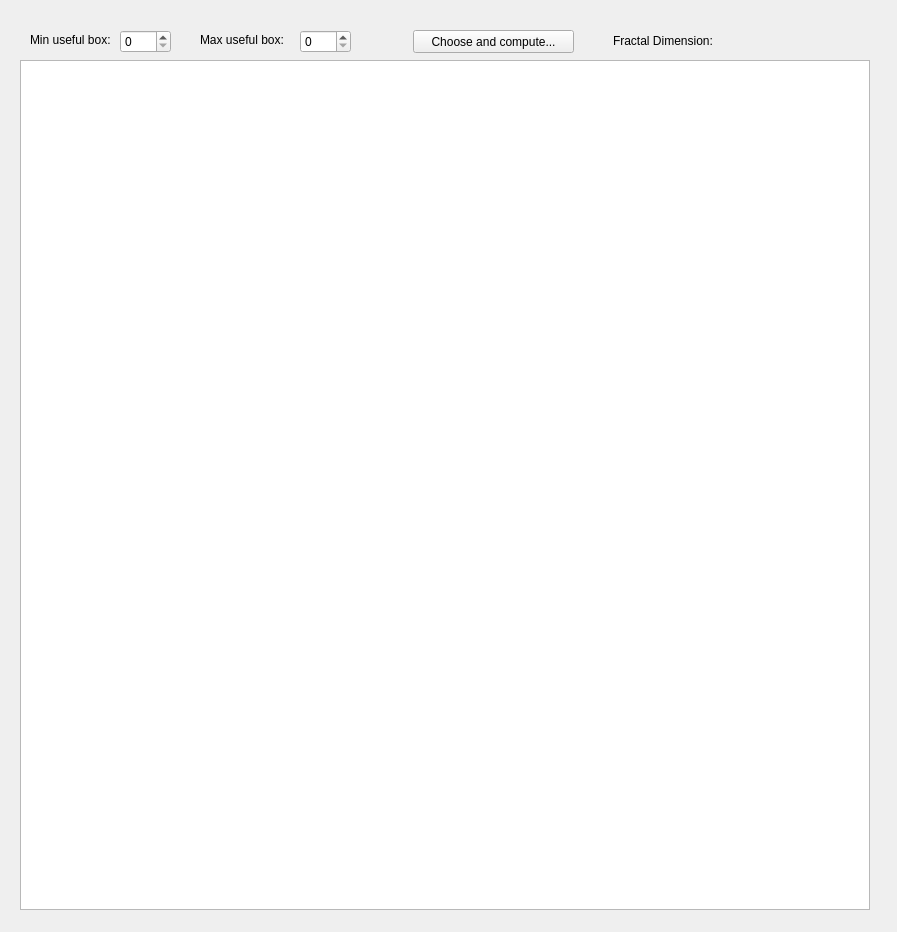
This is src/gui/fractaldimensionwindow.ui in borisbordeaux/Auto_Frac as Qt 5 draws it before an edit. The edited form follows.
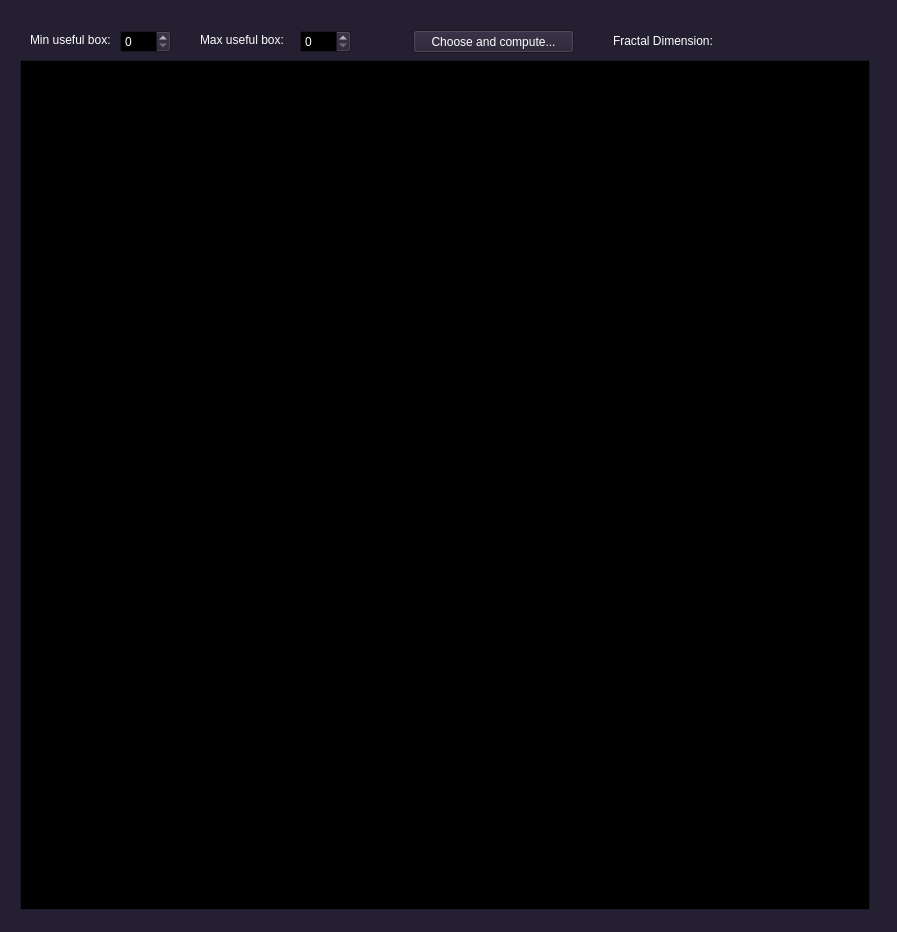
This is the edited form.

Commit message: Added Auto Sub 2D Window

```diff
--- a/src/gui/fractaldimensionwindow.ui
+++ b/src/gui/fractaldimensionwindow.ui
@@ -10,6 +10,448 @@
     <height>932</height>
    </rect>
   </property>
+  <property name="palette">
+   <palette>
+    <active>
+     <colorrole role="WindowText">
+      <brush brushstyle="SolidPattern">
+       <color alpha="255">
+        <red>255</red>
+        <green>255</green>
+        <blue>255</blue>
+       </color>
+      </brush>
+     </colorrole>
+     <colorrole role="Button">
+      <brush brushstyle="SolidPattern">
+       <color alpha="255">
+        <red>36</red>
+        <green>31</green>
+        <blue>49</blue>
+       </color>
+      </brush>
+     </colorrole>
+     <colorrole role="Light">
+      <brush brushstyle="SolidPattern">
+       <color alpha="255">
+        <red>54</red>
+        <green>46</green>
+        <blue>73</blue>
+       </color>
+      </brush>
+     </colorrole>
+     <colorrole role="Midlight">
+      <brush brushstyle="SolidPattern">
+       <color alpha="255">
+        <red>45</red>
+        <green>38</green>
+        <blue>61</blue>
+       </color>
+      </brush>
+     </colorrole>
+     <colorrole role="Dark">
+      <brush brushstyle="SolidPattern">
+       <color alpha="255">
+        <red>18</red>
+        <green>15</green>
+        <blue>24</blue>
+       </color>
+      </brush>
+     </colorrole>
+     <colorrole role="Mid">
+      <brush brushstyle="SolidPattern">
+       <color alpha="255">
+        <red>24</red>
+        <green>21</green>
+        <blue>33</blue>
+       </color>
+      </brush>
+     </colorrole>
+     <colorrole role="Text">
+      <brush brushstyle="SolidPattern">
+       <color alpha="255">
+        <red>255</red>
+        <green>255</green>
+        <blue>255</blue>
+       </color>
+      </brush>
+     </colorrole>
+     <colorrole role="BrightText">
+      <brush brushstyle="SolidPattern">
+       <color alpha="255">
+        <red>255</red>
+        <green>255</green>
+        <blue>255</blue>
+       </color>
+      </brush>
+     </colorrole>
+     <colorrole role="ButtonText">
+      <brush brushstyle="SolidPattern">
+       <color alpha="255">
+        <red>255</red>
+        <green>255</green>
+        <blue>255</blue>
+       </color>
+      </brush>
+     </colorrole>
+     <colorrole role="Base">
+      <brush brushstyle="SolidPattern">
+       <color alpha="255">
+        <red>0</red>
+        <green>0</green>
+        <blue>0</blue>
+       </color>
+      </brush>
+     </colorrole>
+     <colorrole role="Window">
+      <brush brushstyle="SolidPattern">
+       <color alpha="255">
+        <red>36</red>
+        <green>31</green>
+        <blue>49</blue>
+       </color>
+      </brush>
+     </colorrole>
+     <colorrole role="Shadow">
+      <brush brushstyle="SolidPattern">
+       <color alpha="255">
+        <red>0</red>
+        <green>0</green>
+        <blue>0</blue>
+       </color>
+      </brush>
+     </colorrole>
+     <colorrole role="AlternateBase">
+      <brush brushstyle="SolidPattern">
+       <color alpha="255">
+        <red>18</red>
+        <green>15</green>
+        <blue>24</blue>
+       </color>
+      </brush>
+     </colorrole>
+     <colorrole role="ToolTipBase">
+      <brush brushstyle="SolidPattern">
+       <color alpha="255">
+        <red>255</red>
+        <green>255</green>
+        <blue>220</blue>
+       </color>
+      </brush>
+     </colorrole>
+     <colorrole role="ToolTipText">
+      <brush brushstyle="SolidPattern">
+       <color alpha="255">
+        <red>0</red>
+        <green>0</green>
+        <blue>0</blue>
+       </color>
+      </brush>
+     </colorrole>
+     <colorrole role="PlaceholderText">
+      <brush brushstyle="SolidPattern">
+       <color alpha="127">
+        <red>255</red>
+        <green>255</green>
+        <blue>255</blue>
+       </color>
+      </brush>
+     </colorrole>
+    </active>
+    <inactive>
+     <colorrole role="WindowText">
+      <brush brushstyle="SolidPattern">
+       <color alpha="255">
+        <red>255</red>
+        <green>255</green>
+        <blue>255</blue>
+       </color>
+      </brush>
+     </colorrole>
+     <colorrole role="Button">
+      <brush brushstyle="SolidPattern">
+       <color alpha="255">
+        <red>36</red>
+        <green>31</green>
+        <blue>49</blue>
+       </color>
+      </brush>
+     </colorrole>
+     <colorrole role="Light">
+      <brush brushstyle="SolidPattern">
+       <color alpha="255">
+        <red>54</red>
+        <green>46</green>
+        <blue>73</blue>
+       </color>
+      </brush>
+     </colorrole>
+     <colorrole role="Midlight">
+      <brush brushstyle="SolidPattern">
+       <color alpha="255">
+        <red>45</red>
+        <green>38</green>
+        <blue>61</blue>
+       </color>
+      </brush>
+     </colorrole>
+     <colorrole role="Dark">
+      <brush brushstyle="SolidPattern">
+       <color alpha="255">
+        <red>18</red>
+        <green>15</green>
+        <blue>24</blue>
+       </color>
+      </brush>
+     </colorrole>
+     <colorrole role="Mid">
+      <brush brushstyle="SolidPattern">
+       <color alpha="255">
+        <red>24</red>
+        <green>21</green>
+        <blue>33</blue>
+       </color>
+      </brush>
+     </colorrole>
+     <colorrole role="Text">
+      <brush brushstyle="SolidPattern">
+       <color alpha="255">
+        <red>255</red>
+        <green>255</green>
+        <blue>255</blue>
+       </color>
+      </brush>
+     </colorrole>
+     <colorrole role="BrightText">
+      <brush brushstyle="SolidPattern">
+       <color alpha="255">
+        <red>255</red>
+        <green>255</green>
+        <blue>255</blue>
+       </color>
+      </brush>
+     </colorrole>
+     <colorrole role="ButtonText">
+      <brush brushstyle="SolidPattern">
+       <color alpha="255">
+        <red>255</red>
+        <green>255</green>
+        <blue>255</blue>
+       </color>
+      </brush>
+     </colorrole>
+     <colorrole role="Base">
+      <brush brushstyle="SolidPattern">
+       <color alpha="255">
+        <red>0</red>
+        <green>0</green>
+        <blue>0</blue>
+       </color>
+      </brush>
+     </colorrole>
+     <colorrole role="Window">
+      <brush brushstyle="SolidPattern">
+       <color alpha="255">
+        <red>36</red>
+        <green>31</green>
+        <blue>49</blue>
+       </color>
+      </brush>
+     </colorrole>
+     <colorrole role="Shadow">
+      <brush brushstyle="SolidPattern">
+       <color alpha="255">
+        <red>0</red>
+        <green>0</green>
+        <blue>0</blue>
+       </color>
+      </brush>
+     </colorrole>
+     <colorrole role="AlternateBase">
+      <brush brushstyle="SolidPattern">
+       <color alpha="255">
+        <red>18</red>
+        <green>15</green>
+        <blue>24</blue>
+       </color>
+      </brush>
+     </colorrole>
+     <colorrole role="ToolTipBase">
+      <brush brushstyle="SolidPattern">
+       <color alpha="255">
+        <red>255</red>
+        <green>255</green>
+        <blue>220</blue>
+       </color>
+      </brush>
+     </colorrole>
+     <colorrole role="ToolTipText">
+      <brush brushstyle="SolidPattern">
+       <color alpha="255">
+        <red>0</red>
+        <green>0</green>
+        <blue>0</blue>
+       </color>
+      </brush>
+     </colorrole>
+     <colorrole role="PlaceholderText">
+      <brush brushstyle="SolidPattern">
+       <color alpha="127">
+        <red>255</red>
+        <green>255</green>
+        <blue>255</blue>
+       </color>
+      </brush>
+     </colorrole>
+    </inactive>
+    <disabled>
+     <colorrole role="WindowText">
+      <brush brushstyle="SolidPattern">
+       <color alpha="255">
+        <red>18</red>
+        <green>15</green>
+        <blue>24</blue>
+       </color>
+      </brush>
+     </colorrole>
+     <colorrole role="Button">
+      <brush brushstyle="SolidPattern">
+       <color alpha="255">
+        <red>36</red>
+        <green>31</green>
+        <blue>49</blue>
+       </color>
+      </brush>
+     </colorrole>
+     <colorrole role="Light">
+      <brush brushstyle="SolidPattern">
+       <color alpha="255">
+        <red>54</red>
+        <green>46</green>
+        <blue>73</blue>
+       </color>
+      </brush>
+     </colorrole>
+     <colorrole role="Midlight">
+      <brush brushstyle="SolidPattern">
+       <color alpha="255">
+        <red>45</red>
+        <green>38</green>
+        <blue>61</blue>
+       </color>
+      </brush>
+     </colorrole>
+     <colorrole role="Dark">
+      <brush brushstyle="SolidPattern">
+       <color alpha="255">
+        <red>18</red>
+        <green>15</green>
+        <blue>24</blue>
+       </color>
+      </brush>
+     </colorrole>
+     <colorrole role="Mid">
+      <brush brushstyle="SolidPattern">
+       <color alpha="255">
+        <red>24</red>
+        <green>21</green>
+        <blue>33</blue>
+       </color>
+      </brush>
+     </colorrole>
+     <colorrole role="Text">
+      <brush brushstyle="SolidPattern">
+       <color alpha="255">
+        <red>18</red>
+        <green>15</green>
+        <blue>24</blue>
+       </color>
+      </brush>
+     </colorrole>
+     <colorrole role="BrightText">
+      <brush brushstyle="SolidPattern">
+       <color alpha="255">
+        <red>255</red>
+        <green>255</green>
+        <blue>255</blue>
+       </color>
+      </brush>
+     </colorrole>
+     <colorrole role="ButtonText">
+      <brush brushstyle="SolidPattern">
+       <color alpha="255">
+        <red>18</red>
+        <green>15</green>
+        <blue>24</blue>
+       </color>
+      </brush>
+     </colorrole>
+     <colorrole role="Base">
+      <brush brushstyle="SolidPattern">
+       <color alpha="255">
+        <red>36</red>
+        <green>31</green>
+        <blue>49</blue>
+       </color>
+      </brush>
+     </colorrole>
+     <colorrole role="Window">
+      <brush brushstyle="SolidPattern">
+       <color alpha="255">
+        <red>36</red>
+        <green>31</green>
+        <blue>49</blue>
+       </color>
+      </brush>
+     </colorrole>
+     <colorrole role="Shadow">
+      <brush brushstyle="SolidPattern">
+       <color alpha="255">
+        <red>0</red>
+        <green>0</green>
+        <blue>0</blue>
+       </color>
+      </brush>
+     </colorrole>
+     <colorrole role="AlternateBase">
+      <brush brushstyle="SolidPattern">
+       <color alpha="255">
+        <red>36</red>
+        <green>31</green>
+        <blue>49</blue>
+       </color>
+      </brush>
+     </colorrole>
+     <colorrole role="ToolTipBase">
+      <brush brushstyle="SolidPattern">
+       <color alpha="255">
+        <red>255</red>
+        <green>255</green>
+        <blue>220</blue>
+       </color>
+      </brush>
+     </colorrole>
+     <colorrole role="ToolTipText">
+      <brush brushstyle="SolidPattern">
+       <color alpha="255">
+        <red>0</red>
+        <green>0</green>
+        <blue>0</blue>
+       </color>
+      </brush>
+     </colorrole>
+     <colorrole role="PlaceholderText">
+      <brush brushstyle="SolidPattern">
+       <color alpha="127">
+        <red>18</red>
+        <green>15</green>
+        <blue>24</blue>
+       </color>
+      </brush>
+     </colorrole>
+    </disabled>
+   </palette>
+  </property>
   <property name="windowTitle">
    <string>FractalDimensionWindow</string>
   </property>
```
The commit also changes 9 other files.
